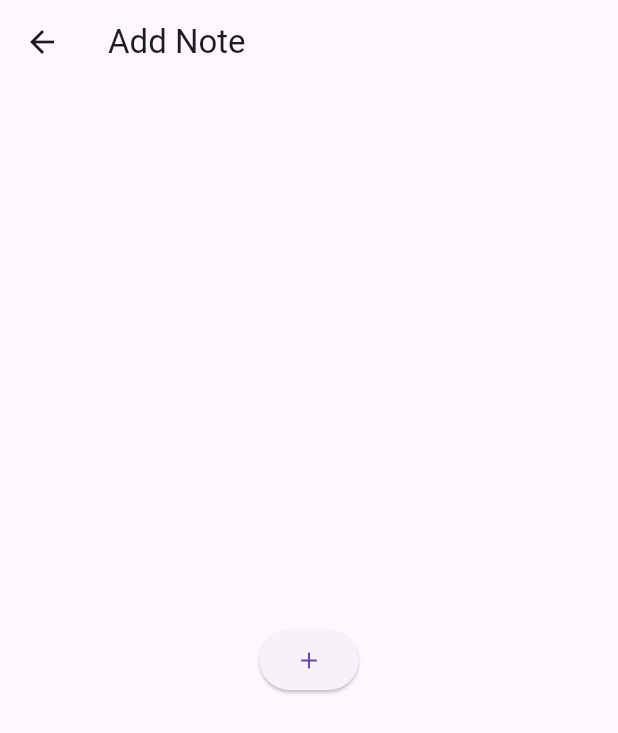
After one commit to Chandera-Raghav/Provider_project, a Flutter app: the SecondPage screen opened directly, after a tap on the "add" icon, on a phone screen of 412 x 824 dp. The commit adds this screen. Shown: the top 733 px of the screen. Run offline on Flutter 3.47's test engine with Material 3 defaults, Android fonts, the phone set to English and light mode, and no system bars.

Commit message:
Add data list using Provider

```diff
--- /dev/null
+++ b/lib/list_page.dart
@@ -0,0 +1,52 @@
+import 'package:flutter/material.dart';
+import 'package:provider/provider.dart';
+import 'package:provider_project/list_provider.dart';
+// List<Map<String, dynamic>> mdata = [];
+class ListPage extends StatefulWidget{
+  @override
+  State<ListPage> createState() => _ListPageState();
+}
+class _ListPageState extends State<ListPage> {
+
+
+  @override
+  Widget build(BuildContext context) {
+    var mdata = Provider.of<ListProvider>(context).getData();
+    return Scaffold(
+      appBar: AppBar(
+        title: const Text("List Page"),
+      ),
+      body: ListView.builder(itemCount: mdata.length, itemBuilder: (_, index){
+
+        return ListTile(
+          title: Text(mdata[index]["name"]),
+          subtitle: Text(mdata[index]["mNo"]),
+        );
+      }),
+      floatingActionButton: FloatingActionButton(onPressed: (){
+        Navigator.push(context, MaterialPageRoute(builder: (context) => SecondPage()));
+      }, child: const Icon(Icons.add),),
+    );
+  }
+}
+
+class SecondPage extends StatelessWidget{
+  @override
+  Widget build(BuildContext context) {
+    return Scaffold(
+      appBar: AppBar(title: const Text("Add Note"),),
+      body: Center(
+        child: ElevatedButton(onPressed: (){
+          // mdata.add(
+          //     {
+          //       "name" : 'Raghav Chandera',
+          //       "mNo" : "8481523725"
+          //     }
+          // );setState((){});
+         Provider.of<ListProvider>(context, listen: false).add();
+        }, child: const Icon(Icons.add)),
+      ),
+    );
+  }
+
+}
--- /dev/null
+++ b/lib/list_provider.dart
@@ -0,0 +1,15 @@
+import 'package:flutter/widgets.dart';
+
+class ListProvider extends ChangeNotifier{
+  List<Map<String, dynamic>> _mdata = [];
+  void add(){
+    _mdata.add(
+        {
+          "name" : 'Raghav Chandera',
+          "mNo" : "8481523725"
+        }
+    );
+    notifyListeners();
+  }
+  List<Map<String, dynamic>> getData() => _mdata;
+}
```
Also changed, not shown: lib/main.dart (+15 -8 lines).
